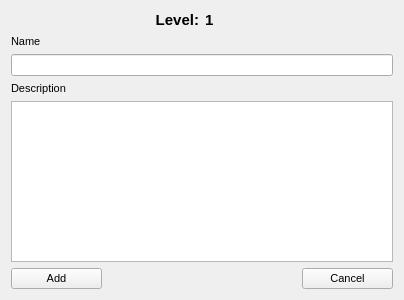
Above: widgets_file/ui_file_backup/spell_edit_form.ui from ericmullally/dnd_tracker before the change. Below: the same form after it.
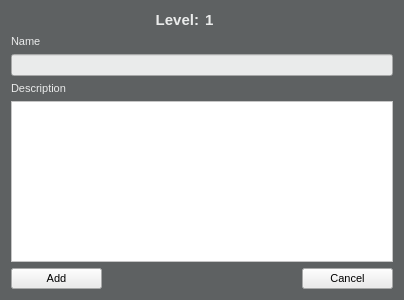
That is the form after the change.

Diff of the .ui file:
```diff
--- a/widgets_file/ui_file_backup/spell_edit_form.ui
+++ b/widgets_file/ui_file_backup/spell_edit_form.ui
@@ -10,6 +10,448 @@
     <height>300</height>
    </rect>
   </property>
+  <property name="palette">
+   <palette>
+    <active>
+     <colorrole role="WindowText">
+      <brush brushstyle="SolidPattern">
+       <color alpha="255">
+        <red>234</red>
+        <green>235</green>
+        <blue>235</blue>
+       </color>
+      </brush>
+     </colorrole>
+     <colorrole role="Button">
+      <brush brushstyle="SolidPattern">
+       <color alpha="255">
+        <red>94</red>
+        <green>97</green>
+        <blue>98</blue>
+       </color>
+      </brush>
+     </colorrole>
+     <colorrole role="Light">
+      <brush brushstyle="SolidPattern">
+       <color alpha="255">
+        <red>141</red>
+        <green>146</green>
+        <blue>147</blue>
+       </color>
+      </brush>
+     </colorrole>
+     <colorrole role="Midlight">
+      <brush brushstyle="SolidPattern">
+       <color alpha="255">
+        <red>117</red>
+        <green>121</green>
+        <blue>122</blue>
+       </color>
+      </brush>
+     </colorrole>
+     <colorrole role="Dark">
+      <brush brushstyle="SolidPattern">
+       <color alpha="255">
+        <red>47</red>
+        <green>48</green>
+        <blue>49</blue>
+       </color>
+      </brush>
+     </colorrole>
+     <colorrole role="Mid">
+      <brush brushstyle="SolidPattern">
+       <color alpha="255">
+        <red>62</red>
+        <green>64</green>
+        <blue>65</blue>
+       </color>
+      </brush>
+     </colorrole>
+     <colorrole role="Text">
+      <brush brushstyle="SolidPattern">
+       <color alpha="255">
+        <red>255</red>
+        <green>255</green>
+        <blue>255</blue>
+       </color>
+      </brush>
+     </colorrole>
+     <colorrole role="BrightText">
+      <brush brushstyle="SolidPattern">
+       <color alpha="255">
+        <red>255</red>
+        <green>255</green>
+        <blue>255</blue>
+       </color>
+      </brush>
+     </colorrole>
+     <colorrole role="ButtonText">
+      <brush brushstyle="SolidPattern">
+       <color alpha="255">
+        <red>255</red>
+        <green>255</green>
+        <blue>255</blue>
+       </color>
+      </brush>
+     </colorrole>
+     <colorrole role="Base">
+      <brush brushstyle="SolidPattern">
+       <color alpha="255">
+        <red>0</red>
+        <green>0</green>
+        <blue>0</blue>
+       </color>
+      </brush>
+     </colorrole>
+     <colorrole role="Window">
+      <brush brushstyle="SolidPattern">
+       <color alpha="255">
+        <red>94</red>
+        <green>97</green>
+        <blue>98</blue>
+       </color>
+      </brush>
+     </colorrole>
+     <colorrole role="Shadow">
+      <brush brushstyle="SolidPattern">
+       <color alpha="255">
+        <red>0</red>
+        <green>0</green>
+        <blue>0</blue>
+       </color>
+      </brush>
+     </colorrole>
+     <colorrole role="AlternateBase">
+      <brush brushstyle="SolidPattern">
+       <color alpha="255">
+        <red>47</red>
+        <green>48</green>
+        <blue>49</blue>
+       </color>
+      </brush>
+     </colorrole>
+     <colorrole role="ToolTipBase">
+      <brush brushstyle="SolidPattern">
+       <color alpha="255">
+        <red>255</red>
+        <green>255</green>
+        <blue>220</blue>
+       </color>
+      </brush>
+     </colorrole>
+     <colorrole role="ToolTipText">
+      <brush brushstyle="SolidPattern">
+       <color alpha="255">
+        <red>0</red>
+        <green>0</green>
+        <blue>0</blue>
+       </color>
+      </brush>
+     </colorrole>
+     <colorrole role="PlaceholderText">
+      <brush brushstyle="SolidPattern">
+       <color alpha="128">
+        <red>255</red>
+        <green>255</green>
+        <blue>255</blue>
+       </color>
+      </brush>
+     </colorrole>
+    </active>
+    <inactive>
+     <colorrole role="WindowText">
+      <brush brushstyle="SolidPattern">
+       <color alpha="255">
+        <red>234</red>
+        <green>235</green>
+        <blue>235</blue>
+       </color>
+      </brush>
+     </colorrole>
+     <colorrole role="Button">
+      <brush brushstyle="SolidPattern">
+       <color alpha="255">
+        <red>94</red>
+        <green>97</green>
+        <blue>98</blue>
+       </color>
+      </brush>
+     </colorrole>
+     <colorrole role="Light">
+      <brush brushstyle="SolidPattern">
+       <color alpha="255">
+        <red>141</red>
+        <green>146</green>
+        <blue>147</blue>
+       </color>
+      </brush>
+     </colorrole>
+     <colorrole role="Midlight">
+      <brush brushstyle="SolidPattern">
+       <color alpha="255">
+        <red>117</red>
+        <green>121</green>
+        <blue>122</blue>
+       </color>
+      </brush>
+     </colorrole>
+     <colorrole role="Dark">
+      <brush brushstyle="SolidPattern">
+       <color alpha="255">
+        <red>47</red>
+        <green>48</green>
+        <blue>49</blue>
+       </color>
+      </brush>
+     </colorrole>
+     <colorrole role="Mid">
+      <brush brushstyle="SolidPattern">
+       <color alpha="255">
+        <red>62</red>
+        <green>64</green>
+        <blue>65</blue>
+       </color>
+      </brush>
+     </colorrole>
+     <colorrole role="Text">
+      <brush brushstyle="SolidPattern">
+       <color alpha="255">
+        <red>255</red>
+        <green>255</green>
+        <blue>255</blue>
+       </color>
+      </brush>
+     </colorrole>
+     <colorrole role="BrightText">
+      <brush brushstyle="SolidPattern">
+       <color alpha="255">
+        <red>255</red>
+        <green>255</green>
+        <blue>255</blue>
+       </color>
+      </brush>
+     </colorrole>
+     <colorrole role="ButtonText">
+      <brush brushstyle="SolidPattern">
+       <color alpha="255">
+        <red>255</red>
+        <green>255</green>
+        <blue>255</blue>
+       </color>
+      </brush>
+     </colorrole>
+     <colorrole role="Base">
+      <brush brushstyle="SolidPattern">
+       <color alpha="255">
+        <red>0</red>
+        <green>0</green>
+        <blue>0</blue>
+       </color>
+      </brush>
+     </colorrole>
+     <colorrole role="Window">
+      <brush brushstyle="SolidPattern">
+       <color alpha="255">
+        <red>94</red>
+        <green>97</green>
+        <blue>98</blue>
+       </color>
+      </brush>
+     </colorrole>
+     <colorrole role="Shadow">
+      <brush brushstyle="SolidPattern">
+       <color alpha="255">
+        <red>0</red>
+        <green>0</green>
+        <blue>0</blue>
+       </color>
+      </brush>
+     </colorrole>
+     <colorrole role="AlternateBase">
+      <brush brushstyle="SolidPattern">
+       <color alpha="255">
+        <red>47</red>
+        <green>48</green>
+        <blue>49</blue>
+       </color>
+      </brush>
+     </colorrole>
+     <colorrole role="ToolTipBase">
+      <brush brushstyle="SolidPattern">
+       <color alpha="255">
+        <red>255</red>
+        <green>255</green>
+        <blue>220</blue>
+       </color>
+      </brush>
+     </colorrole>
+     <colorrole role="ToolTipText">
+      <brush brushstyle="SolidPattern">
+       <color alpha="255">
+        <red>0</red>
+        <green>0</green>
+        <blue>0</blue>
+       </color>
+      </brush>
+     </colorrole>
+     <colorrole role="PlaceholderText">
+      <brush brushstyle="SolidPattern">
+       <color alpha="128">
+        <red>255</red>
+        <green>255</green>
+        <blue>255</blue>
+       </color>
+      </brush>
+     </colorrole>
+    </inactive>
+    <disabled>
+     <colorrole role="WindowText">
+      <brush brushstyle="SolidPattern">
+       <color alpha="255">
+        <red>47</red>
+        <green>48</green>
+        <blue>49</blue>
+       </color>
+      </brush>
+     </colorrole>
+     <colorrole role="Button">
+      <brush brushstyle="SolidPattern">
+       <color alpha="255">
+        <red>94</red>
+        <green>97</green>
+        <blue>98</blue>
+       </color>
+      </brush>
+     </colorrole>
+     <colorrole role="Light">
+      <brush brushstyle="SolidPattern">
+       <color alpha="255">
+        <red>141</red>
+        <green>146</green>
+        <blue>147</blue>
+       </color>
+      </brush>
+     </colorrole>
+     <colorrole role="Midlight">
+      <brush brushstyle="SolidPattern">
+       <color alpha="255">
+        <red>117</red>
+        <green>121</green>
+        <blue>122</blue>
+       </color>
+      </brush>
+     </colorrole>
+     <colorrole role="Dark">
+      <brush brushstyle="SolidPattern">
+       <color alpha="255">
+        <red>47</red>
+        <green>48</green>
+        <blue>49</blue>
+       </color>
+      </brush>
+     </colorrole>
+     <colorrole role="Mid">
+      <brush brushstyle="SolidPattern">
+       <color alpha="255">
+        <red>62</red>
+        <green>64</green>
+        <blue>65</blue>
+       </color>
+      </brush>
+     </colorrole>
+     <colorrole role="Text">
+      <brush brushstyle="SolidPattern">
+       <color alpha="255">
+        <red>47</red>
+        <green>48</green>
+        <blue>49</blue>
+       </color>
+      </brush>
+     </colorrole>
+     <colorrole role="BrightText">
+      <brush brushstyle="SolidPattern">
+       <color alpha="255">
+        <red>255</red>
+        <green>255</green>
+        <blue>255</blue>
+       </color>
+      </brush>
+     </colorrole>
+     <colorrole role="ButtonText">
+      <brush brushstyle="SolidPattern">
+       <color alpha="255">
+        <red>47</red>
+        <green>48</green>
+        <blue>49</blue>
+       </color>
+      </brush>
+     </colorrole>
+     <colorrole role="Base">
+      <brush brushstyle="SolidPattern">
+       <color alpha="255">
+        <red>94</red>
+        <green>97</green>
+        <blue>98</blue>
+       </color>
+      </brush>
+     </colorrole>
+     <colorrole role="Window">
+      <brush brushstyle="SolidPattern">
+       <color alpha="255">
+        <red>94</red>
+        <green>97</green>
+        <blue>98</blue>
+       </color>
+      </brush>
+     </colorrole>
+     <colorrole role="Shadow">
+      <brush brushstyle="SolidPattern">
+       <color alpha="255">
+        <red>0</red>
+        <green>0</green>
+        <blue>0</blue>
+       </color>
+      </brush>
+     </colorrole>
+     <colorrole role="AlternateBase">
+      <brush brushstyle="SolidPattern">
+       <color alpha="255">
+        <red>94</red>
+        <green>97</green>
+        <blue>98</blue>
+       </color>
+      </brush>
+     </colorrole>
+     <colorrole role="ToolTipBase">
+      <brush brushstyle="SolidPattern">
+       <color alpha="255">
+        <red>255</red>
+        <green>255</green>
+        <blue>220</blue>
+       </color>
+      </brush>
+     </colorrole>
+     <colorrole role="ToolTipText">
+      <brush brushstyle="SolidPattern">
+       <color alpha="255">
+        <red>0</red>
+        <green>0</green>
+        <blue>0</blue>
+       </color>
+      </brush>
+     </colorrole>
+     <colorrole role="PlaceholderText">
+      <brush brushstyle="SolidPattern">
+       <color alpha="128">
+        <red>255</red>
+        <green>255</green>
+        <blue>255</blue>
+       </color>
+      </brush>
+     </colorrole>
+    </disabled>
+   </palette>
+  </property>
   <property name="font">
    <font>
     <pointsize>8</pointsize>
@@ -27,10 +469,18 @@
     </widget>
    </item>
    <item row="4" column="0" colspan="4">
-    <widget class="QTextEdit" name="spell_description"/>
+    <widget class="QTextEdit" name="spell_description">
+     <property name="styleSheet">
+      <string notr="true">background-color:white; color:black;</string>
+     </property>
+    </widget>
    </item>
    <item row="2" column="0" colspan="4">
-    <widget class="QLineEdit" name="spell_name"/>
+    <widget class="QLineEdit" name="spell_name">
+     <property name="styleSheet">
+      <string notr="true">background-color:#eaebeb; color:black;</string>
+     </property>
+    </widget>
    </item>
    <item row="0" column="1">
     <widget class="QLabel" name="label_3">
@@ -51,6 +501,9 @@
    </item>
    <item row="5" column="0">
     <widget class="QPushButton" name="add_button">
+     <property name="styleSheet">
+      <string notr="true">background-color:#eaebeb;</string>
+     </property>
      <property name="text">
       <string>Add</string>
      </property>
@@ -79,6 +532,9 @@
    </item>
    <item row="5" column="3">
     <widget class="QPushButton" name="cancel_button">
+     <property name="styleSheet">
+      <string notr="true">background-color:#eaebeb;</string>
+     </property>
      <property name="text">
       <string>Cancel</string>
      </property>
```
